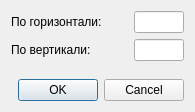
Before: the Qt Designer form CASE_SW/dialog/ResizeDialog.ui in siman0zet/CASE-SWDEP, drawn with Qt 5.
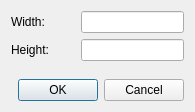
After: the same form once the commit is applied.

Commit message: Form's locale changed to English

Diff of the .ui file:
```diff
--- a/CASE_SW/dialog/ResizeDialog.ui
+++ b/CASE_SW/dialog/ResizeDialog.ui
@@ -23,14 +23,14 @@
    <item row="0" column="0">
     <widget class="QLabel" name="label">
      <property name="text">
-      <string>По горизонтали:</string>
+      <string>Width:</string>
      </property>
     </widget>
    </item>
    <item row="1" column="0">
     <widget class="QLabel" name="label_2">
      <property name="text">
-      <string>По вертикали:</string>
+      <string>Height:</string>
      </property>
     </widget>
    </item>
```
Left out of the diff: 3 changed lines with no effect on the pictures. The commit also changes 5 other files.
